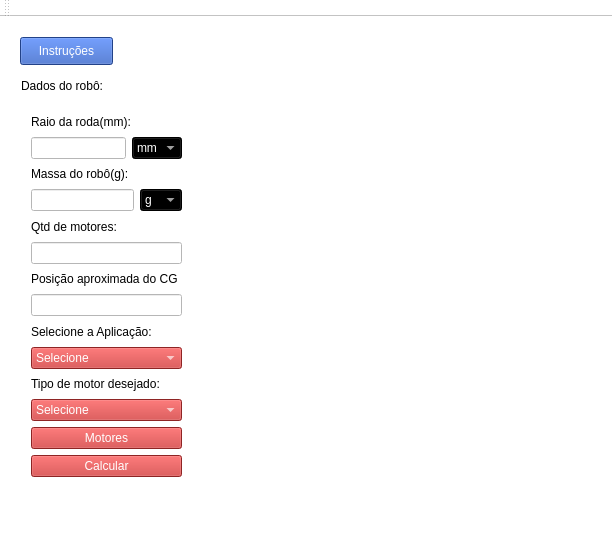
First picture: the form in RinoMotoresV3/mainwindow.ui, repository RPerobeli/RinoMotores, before the edit.
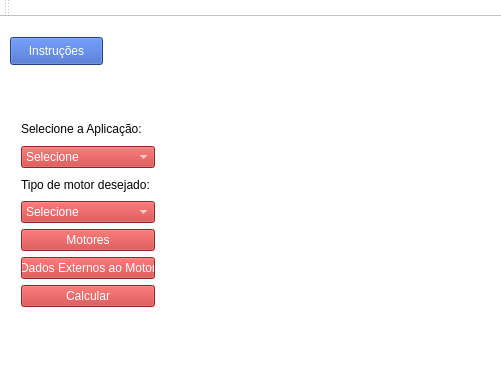
Second picture: the form after the edit. Icons and pictures are not drawn.

Commit message: Janela de dados de contorno

Diff of the .ui file:
```diff
--- a/RinoMotoresV3/mainwindow.ui
+++ b/RinoMotoresV3/mainwindow.ui
@@ -6,8 +6,8 @@
    <rect>
     <x>0</x>
     <y>0</y>
-    <width>612</width>
-    <height>552</height>
+    <width>501</width>
+    <height>388</height>
    </rect>
   </property>
   <property name="windowTitle">
@@ -20,10 +20,10 @@
    <widget class="QLabel" name="Imagem">
     <property name="geometry">
      <rect>
-      <x>220</x>
-      <y>20</y>
-      <width>371</width>
-      <height>371</height>
+      <x>180</x>
+      <y>10</y>
+      <width>311</width>
+      <height>301</height>
      </rect>
     </property>
     <property name="text">
@@ -39,7 +39,7 @@
    <widget class="QPushButton" name="Btn_Instrucoes">
     <property name="geometry">
      <rect>
-      <x>20</x>
+      <x>10</x>
       <y>20</y>
       <width>93</width>
       <height>28</height>
@@ -53,151 +53,18 @@
      <string>Instruções</string>
     </property>
    </widget>
-   <widget class="QLabel" name="label">
-    <property name="geometry">
-     <rect>
-      <x>21</x>
-      <y>61</y>
-      <width>88</width>
-      <height>16</height>
-     </rect>
-    </property>
-    <property name="text">
-     <string>Dados do robô:</string>
-    </property>
-   </widget>
    <widget class="QWidget" name="">
     <property name="geometry">
      <rect>
-      <x>20</x>
-      <y>84</y>
-      <width>173</width>
-      <height>387</height>
+      <x>10</x>
+      <y>90</y>
+      <width>156</width>
+      <height>211</height>
      </rect>
     </property>
+    <layout class="QVBoxLayout" name="verticalLayout_2">
+     <item>
     <layout class="QVBoxLayout" name="verticalLayout">
-     <item>
-      <widget class="QLabel" name="label_10">
-       <property name="text">
-        <string>Raio da roda(mm):</string>
-       </property>
-      </widget>
-     </item>
-     <item>
-      <layout class="QHBoxLayout" name="horizontalLayout">
-       <item>
-        <widget class="QLineEdit" name="lineEdit_7"/>
-       </item>
-       <item>
-        <widget class="QComboBox" name="Uni_Raio">
-         <property name="styleSheet">
-          <string notr="true">background-color:#000;
-color:#fff;</string>
-         </property>
-         <property name="currentIndex">
-          <number>0</number>
-         </property>
-         <item>
-          <property name="text">
-           <string>mm</string>
-          </property>
-         </item>
-         <item>
-          <property name="text">
-           <string>cm</string>
-          </property>
-         </item>
-         <item>
-          <property name="text">
-           <string>m</string>
-          </property>
-         </item>
-        </widget>
-       </item>
-      </layout>
-     </item>
-     <item>
-      <widget class="QLabel" name="label_11">
-       <property name="sizePolicy">
-        <sizepolicy hsizetype="Preferred" vsizetype="Preferred">
-         <horstretch>0</horstretch>
-         <verstretch>0</verstretch>
-        </sizepolicy>
-       </property>
-       <property name="autoFillBackground">
-        <bool>false</bool>
-       </property>
-       <property name="text">
-        <string>Massa do robô(g):</string>
-       </property>
-      </widget>
-     </item>
-     <item>
-      <layout class="QHBoxLayout" name="horizontalLayout_2">
-       <item>
-        <widget class="QLineEdit" name="lineEdit_8"/>
-       </item>
-       <item>
-        <widget class="QComboBox" name="Uni_massa">
-         <property name="styleSheet">
-          <string notr="true">background-color:#000;
-color:#fff;</string>
-         </property>
-         <property name="currentIndex">
-          <number>0</number>
-         </property>
-         <item>
-          <property name="text">
-           <string>g</string>
-          </property>
-         </item>
-         <item>
-          <property name="text">
-           <string>kg</string>
-          </property>
-         </item>
-        </widget>
-       </item>
-      </layout>
-     </item>
-     <item>
-      <widget class="QLabel" name="label_17">
-       <property name="sizePolicy">
-        <sizepolicy hsizetype="Preferred" vsizetype="Preferred">
-         <horstretch>0</horstretch>
-         <verstretch>0</verstretch>
-        </sizepolicy>
-       </property>
-       <property name="autoFillBackground">
-        <bool>false</bool>
-       </property>
-       <property name="text">
-        <string>Qtd de motores:</string>
-       </property>
-      </widget>
-     </item>
-     <item>
-      <widget class="QLineEdit" name="lineEdit_14"/>
-     </item>
-     <item>
-      <widget class="QLabel" name="label_18">
-       <property name="sizePolicy">
-        <sizepolicy hsizetype="Preferred" vsizetype="Preferred">
-         <horstretch>0</horstretch>
-         <verstretch>0</verstretch>
-        </sizepolicy>
-       </property>
-       <property name="autoFillBackground">
-        <bool>false</bool>
-       </property>
-       <property name="text">
-        <string>Posição aproximada do CG</string>
-       </property>
-      </widget>
-     </item>
-     <item>
-      <widget class="QLineEdit" name="Edit_CG"/>
-     </item>
      <item>
       <widget class="QLabel" name="label_3">
        <property name="text">
@@ -284,6 +151,17 @@
        </property>
       </widget>
      </item>
+       <item>
+        <widget class="QPushButton" name="Btn_DadosRobo">
+         <property name="styleSheet">
+          <string notr="true">background-color:#c73232;
+color:#fff;</string>
+         </property>
+         <property name="text">
+          <string>Dados Externos ao Motor</string>
+         </property>
+        </widget>
+       </item>
      <item>
       <widget class="QPushButton" name="Btn_Calcular">
        <property name="styleSheet">
@@ -296,6 +174,8 @@
       </widget>
      </item>
     </layout>
+     </item>
+    </layout>
    </widget>
   </widget>
   <widget class="QMenuBar" name="menuBar">
```
Left out of the diff: 2 changed lines with no effect on the pictures. Lines whose indentation alone changed are shown as unchanged. The commit also changes 34 other files.
